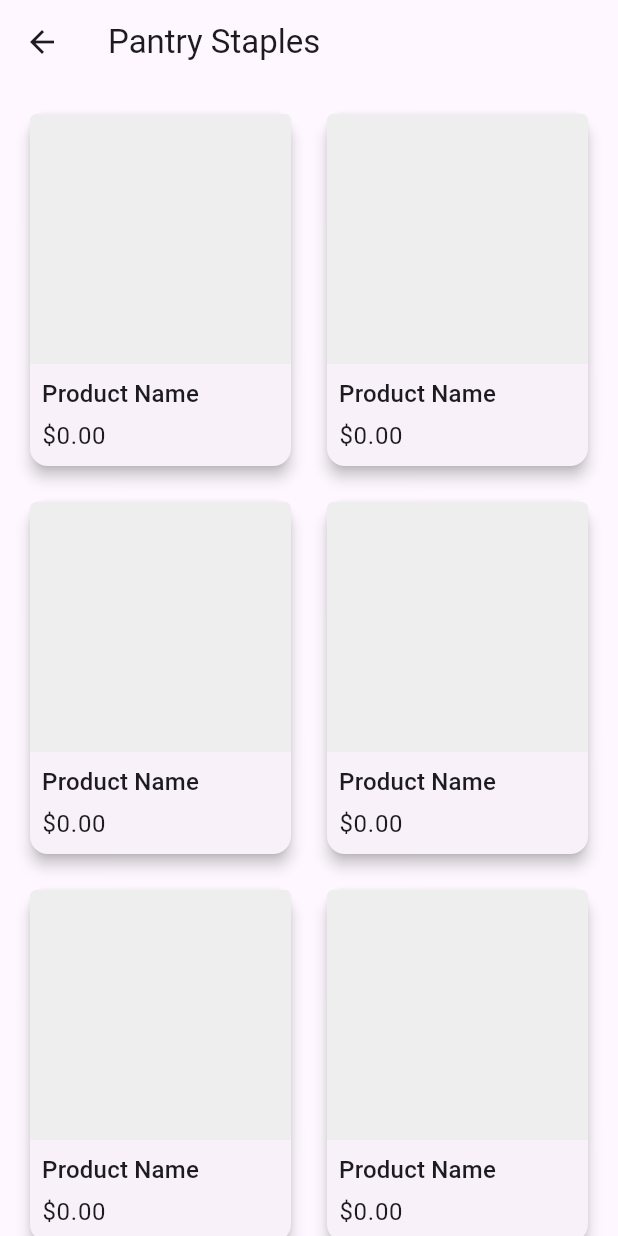
After one commit to Fathir2001/RF-Stores, a Flutter app: the PantryPage screen opened directly, on a phone screen of 412 x 824 dp. The commit adds this screen. Run offline on Flutter 3.47's test engine with Material 3 defaults, Android fonts, the phone set to English and light mode, and no system bars; our stand-ins replace google_fonts.

```diff
--- /dev/null
+++ b/Front - End/lib/Pages/HomePage/Products/pantry.dart
@@ -0,0 +1,63 @@
+import 'package:flutter/material.dart';
+
+class PantryPage extends StatelessWidget {
+  const PantryPage({Key? key}) : super(key: key);
+
+  @override
+  Widget build(BuildContext context) {
+    return Scaffold(
+      appBar: AppBar(
+        title: const Text('Pantry Staples'),
+        elevation: 0,
+      ),
+      body: GridView.builder(
+        padding: const EdgeInsets.all(16),
+        gridDelegate: const SliverGridDelegateWithFixedCrossAxisCount(
+          crossAxisCount: 2,
+          childAspectRatio: 0.75,
+          crossAxisSpacing: 16,
+          mainAxisSpacing: 16,
+        ),
+        itemBuilder: (context, index) {
+          // Placeholder for pantry items
+          return Card(
+            elevation: 4,
+            child: Column(
+              crossAxisAlignment: CrossAxisAlignment.start,
+              children: [
+                Expanded(
+                  child: Container(
+                    decoration: BoxDecoration(
+                      color: Colors.grey[200],
+                      borderRadius: const BorderRadius.vertical(
+                        top: Radius.circular(4),
+                      ),
+                    ),
+                  ),
+                ),
+                Padding(
+                  padding: const EdgeInsets.all(8.0),
+                  child: Column(
+                    crossAxisAlignment: CrossAxisAlignment.start,
+                    children: [
+                      Text(
+                        'Product Name',
+                        style: Theme.of(context).textTheme.titleMedium,
+                      ),
+                      const SizedBox(height: 4),
+                      Text(
+                        '\$0.00',
+                        style: Theme.of(context).textTheme.bodyLarge,
+                      ),
+                    ],
+                  ),
+                ),
+              ],
+            ),
+          );
+        },
+        itemCount: 10, // Placeholder count
+      ),
+    );
+  }
+}
--- a/Front - End/pubspec.yaml
+++ b/Front - End/pubspec.yaml
@@ -35,6 +35,7 @@ dependencies:
   # Use with the CupertinoIcons class for iOS style icons.
   cupertino_icons: ^1.0.8
   google_fonts: ^6.2.1
+  provider: ^6.1.2
 
 dev_dependencies:
   flutter_test:
```
Also changed, not shown: Front - End/lib/Pages/HomePage/Category/Category.dart (+19 -54 lines), Front - End/lib/main.dart (+13 -4 lines), Front - End/lib/models/category_model.dart (added, +13 -0 lines), Front - End/lib/providers/category_provider.dart (added, +54 -0 lines), Front - End/assets/pantry/flour.jpg (added), Front - End/assets/pantry/oats.webp (added), Front - End/assets/pantry/pasta.jpg (added), Front - End/assets/pantry/rice.jpeg (added), Front - End/assets/pantry/salt.jpg (added), Front - End/assets/pantry/sugar.jpeg (added), Front - End/pubspec.lock.
